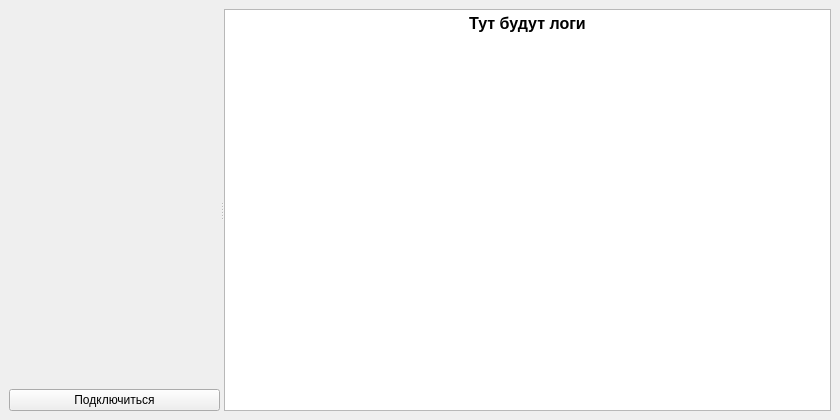
dovydenkovas/autocar, file pc_utils/client_app/resources/form.ui: the form before one commit.
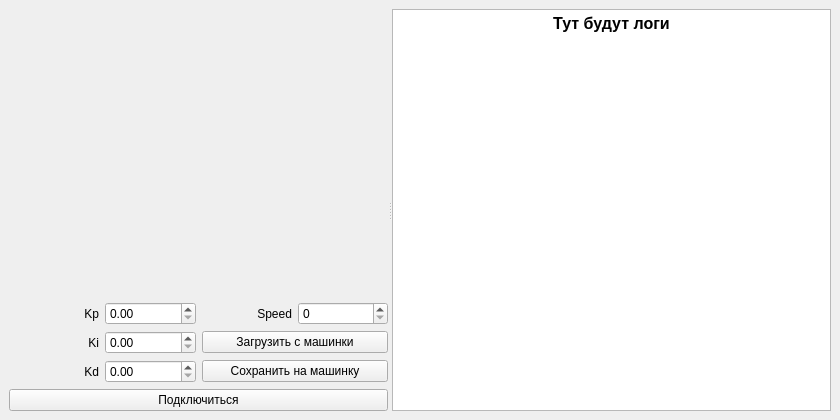
The form after the commit.

Commit message: Add video stream. Add new widgets to client app.

What changed in the file:
```diff
--- a/pc_utils/client_app/resources/form.ui
+++ b/pc_utils/client_app/resources/form.ui
@@ -21,7 +21,7 @@
   </property>
   <widget class="QWidget" name="centralwidget">
    <layout class="QGridLayout" name="gridLayout">
-    <item row="0" column="0">
+    <item row="1" column="0">
      <widget class="QSplitter" name="splitter">
       <property name="orientation">
        <enum>Qt::Horizontal</enum>
@@ -31,7 +31,7 @@
         <item>
          <widget class="QLabel" name="frame_widget">
           <property name="sizePolicy">
-           <sizepolicy hsizetype="Expanding" vsizetype="Preferred">
+           <sizepolicy hsizetype="Expanding" vsizetype="Expanding">
             <horstretch>0</horstretch>
             <verstretch>0</verstretch>
            </sizepolicy>
@@ -41,6 +41,107 @@
           </property>
          </widget>
         </item>
+        <item>
+         <layout class="QGridLayout" name="gridLayout_2">
+          <property name="sizeConstraint">
+           <enum>QLayout::SetNoConstraint</enum>
+          </property>
+          <item row="2" column="0">
+           <widget class="QLabel" name="label_3">
+            <property name="styleSheet">
+             <string notr="true"/>
+            </property>
+            <property name="text">
+             <string>Kd</string>
+            </property>
+            <property name="alignment">
+             <set>Qt::AlignRight|Qt::AlignTrailing|Qt::AlignVCenter</set>
+            </property>
+           </widget>
+          </item>
+          <item row="1" column="2" colspan="2">
+           <widget class="QPushButton" name="load_button">
+            <property name="text">
+             <string>Загрузить с машинки</string>
+            </property>
+           </widget>
+          </item>
+          <item row="0" column="2">
+           <widget class="QLabel" name="label_4">
+            <property name="styleSheet">
+             <string notr="true"/>
+            </property>
+            <property name="text">
+             <string>Speed</string>
+            </property>
+            <property name="alignment">
+             <set>Qt::AlignRight|Qt::AlignTrailing|Qt::AlignVCenter</set>
+            </property>
+           </widget>
+          </item>
+          <item row="0" column="1">
+           <widget class="QDoubleSpinBox" name="input_kp">
+            <property name="singleStep">
+             <double>0.100000000000000</double>
+            </property>
+           </widget>
+          </item>
+          <item row="2" column="1">
+           <widget class="QDoubleSpinBox" name="input_kd">
+            <property name="singleStep">
+             <double>0.100000000000000</double>
+            </property>
+           </widget>
+          </item>
+          <item row="0" column="3">
+           <widget class="QSpinBox" name="input_speed">
+            <property name="singleStep">
+             <number>5</number>
+            </property>
+           </widget>
+          </item>
+          <item row="0" column="0">
+           <widget class="QLabel" name="label">
+            <property name="styleSheet">
+             <string notr="true"/>
+            </property>
+            <property name="text">
+             <string>Kp</string>
+            </property>
+            <property name="alignment">
+             <set>Qt::AlignRight|Qt::AlignTrailing|Qt::AlignVCenter</set>
+            </property>
+           </widget>
+          </item>
+          <item row="2" column="2" colspan="2">
+           <widget class="QPushButton" name="save_button">
+            <property name="text">
+             <string>Сохранить на машинку</string>
+            </property>
+           </widget>
+          </item>
+          <item row="1" column="0">
+           <widget class="QLabel" name="label_2">
+            <property name="styleSheet">
+             <string notr="true"/>
+            </property>
+            <property name="text">
+             <string>Ki</string>
+            </property>
+            <property name="alignment">
+             <set>Qt::AlignRight|Qt::AlignTrailing|Qt::AlignVCenter</set>
+            </property>
+           </widget>
+          </item>
+          <item row="1" column="1">
+           <widget class="QDoubleSpinBox" name="input_ki">
+            <property name="singleStep">
+             <double>0.100000000000000</double>
+            </property>
+           </widget>
+          </item>
+         </layout>
+        </item>
         <item>
          <widget class="QPushButton" name="button">
           <property name="sizePolicy">
```
The commit also changes 3 other files.
